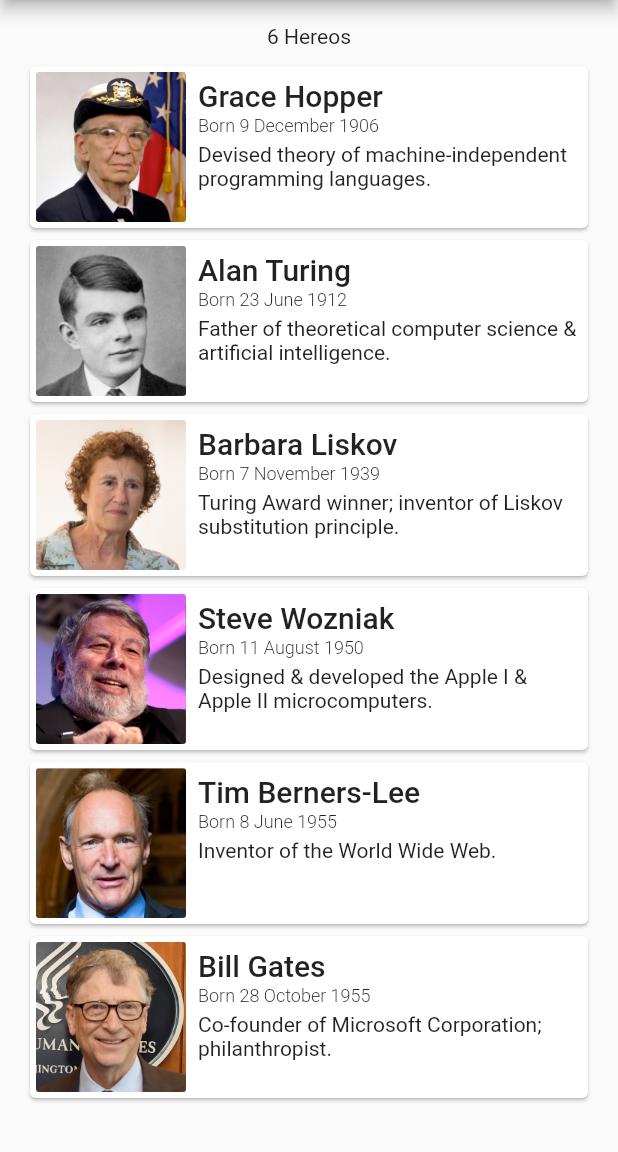
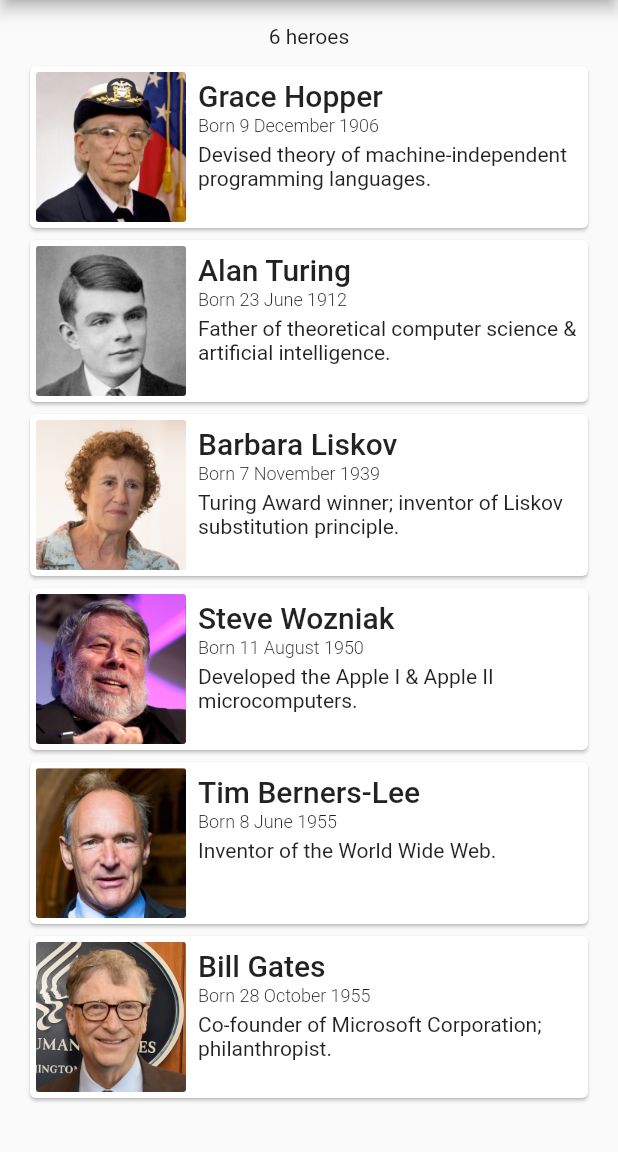
Before and after one commit to PhraseApp-Blog/flutter-phrase-ota-2021, a Flutter app: the screen it shows after launch, on a phone screen of 412 x 824 dp, the part 84-1236 px from its top. Run offline on Flutter 3.47's test engine with Material 2 defaults, Android fonts, the light colour scheme and no system bars; generated files the repository leaves out were written again.

Commit message:
Cleaning up main.dart and localizing strings

```diff
--- a/lib/features/hereos/hero_list.dart
+++ b/lib/features/hereos/hero_list.dart
@@ -1,4 +1,5 @@
 import 'package:flutter/material.dart';
+import 'package:flutter_gen/gen_l10n/app_localizations.dart';
 import './hero_card.dart';
 
 class HeroList extends StatelessWidget {
@@ -8,6 +9,8 @@ class HeroList extends StatelessWidget {
 
   @override
   Widget build(BuildContext context) {
+    var t = AppLocalizations.of(context)!;
+
     return Scaffold(
       appBar: AppBar(
         title: Text(title),
@@ -18,49 +21,45 @@ class HeroList extends StatelessWidget {
           children: [
             Padding(
               padding: const EdgeInsets.only(bottom: 8.0),
-              child: Text('6 Hereos'),
+              child: Text(t.heroCount(6)),
             ),
             Expanded(
               child: ListView(
                 children: <Widget>[
                   HeroCard(
-                    name: 'Grace Hopper',
+                    name: t.hopperName,
                     born: '9 December 1906',
-                    bio: 'Devised theory of machine-independent programming '
-                        'languages.',
+                    bio: t.hopperBio,
                     imagePath: 'assets/images/grace_hopper.jpg',
                   ),
                   HeroCard(
-                    name: 'Alan Turing',
+                    name: t.turingName,
                     born: '23 June 1912',
-                    bio: 'Father of theoretical computer science & '
-                        'artificial intelligence.',
+                    bio: t.turingBio,
                     imagePath: 'assets/images/alan_turing.jpg',
                   ),
                   HeroCard(
-                    name: 'Barbara Liskov',
+                    name: t.liskovName,
                     born: '7 November 1939',
-                    bio: 'Turing Award winner; inventor of Liskov '
-                        'substitution principle.',
+                    bio: t.liskovBio,
                     imagePath: 'assets/images/barbara_liskov.jpg',
                   ),
                   HeroCard(
-                    name: 'Steve Wozniak',
+                    name: t.wozniakName,
                     born: '11 August 1950',
-                    bio: 'Designed & developed the Apple I & Apple II '
-                        'microcomputers.',
+                    bio: t.wozniakBio('Apple I', 'Apple II'),
                     imagePath: 'assets/images/steve_wozniak.jpg',
                   ),
                   HeroCard(
-                    name: 'Tim Berners-Lee',
+                    name: t.bernersLeeName,
                     born: '8 June 1955',
-                    bio: 'Inventor of the World Wide Web.',
+                    bio: t.bernersLeeBio,
                     imagePath: 'assets/images/tim_berners_lee.jpg',
                   ),
                   HeroCard(
-                    name: 'Bill Gates',
+                    name: t.gatesName,
                     born: '28 October 1955',
-                    bio: 'Co-founder of Microsoft Corporation; philanthropist.',
+                    bio: t.gatesBio('Microsoft Corporation'),
                     imagePath: 'assets/images/bill_gates.jpg',
                   ),
                 ],
--- a/lib/main.dart
+++ b/lib/main.dart
@@ -1,5 +1,5 @@
 import 'package:flutter/material.dart';
-import 'package:flutter_localizations/flutter_localizations.dart';
+import 'package:flutter_gen/gen_l10n/app_localizations.dart';
 import 'package:flutter_phrase_ota_2021/features/hereos/hero_list.dart';
 
 void main() => runApp(MyApp());
@@ -8,20 +8,17 @@ class MyApp extends StatelessWidget {
   @override
   Widget build(BuildContext context) {
     return MaterialApp(
-      title: 'Heroes of Computer Science',
-      localizationsDelegates: [
-        GlobalMaterialLocalizations.delegate,
-        GlobalWidgetsLocalizations.delegate,
-        GlobalCupertinoLocalizations.delegate,
-      ],
-      supportedLocales: [
-        Locale('en', ''),
-        Locale('ar', ''),
-      ],
+      onGenerateTitle: (context) => AppLocalizations.of(context)!.appTitle,
+      localizationsDelegates: AppLocalizations.localizationsDelegates,
+      supportedLocales: AppLocalizations.supportedLocales,
       theme: ThemeData(
         primarySwatch: Colors.blue,
       ),
-      home: HeroList(title: 'Heroes of Computer Science'),
+      initialRoute: '/',
+      routes: {
+        '/': (context) =>
+            HeroList(title: AppLocalizations.of(context)!.appTitle)
+      },
     );
   }
 }
```
